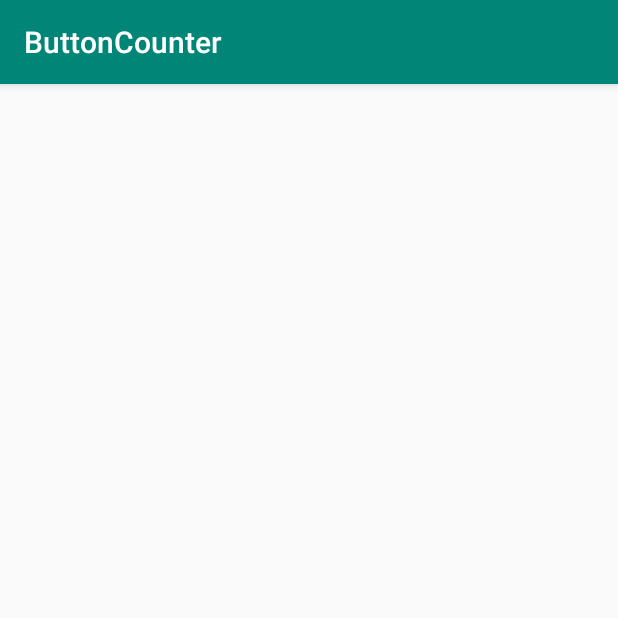
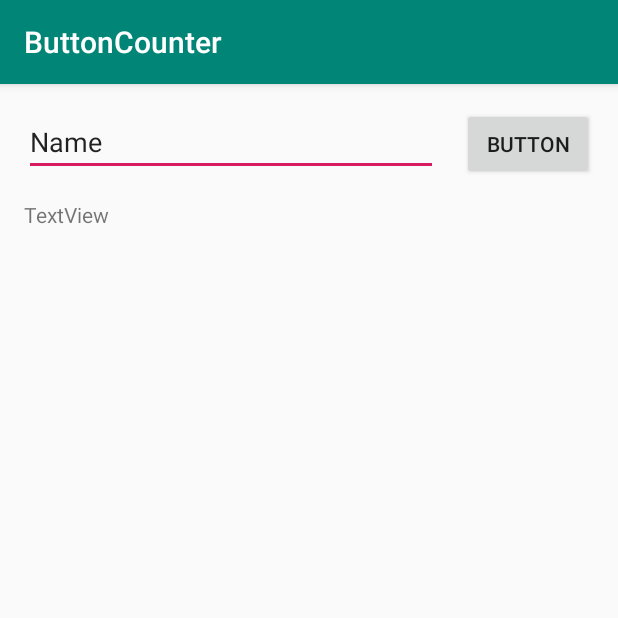
Before and after one commit to AlexWonkeunLee/ButtonCounter, an Android app: the screen it shows after launch (MainActivity), on a phone screen of 412 x 824 dp, the top half of it. Run offline under Robolectric (Android 15) with nearby library versions, the phone set to English and light mode, and no system bars.

Commit message:
added design layout

```diff
--- a/app/src/main/res/layout/activity_main.xml
+++ b/app/src/main/res/layout/activity_main.xml
@@ -4,4 +4,51 @@
     xmlns:tools="http://schemas.android.com/tools"
     android:layout_width="match_parent"
     android:layout_height="match_parent"
-    tools:context=".MainActivity"/>
+    tools:context=".MainActivity">
+
+    <EditText
+        android:id="@+id/editText"
+        android:layout_width="0dp"
+        android:layout_height="wrap_content"
+        android:layout_marginStart="16dp"
+        android:layout_marginLeft="16dp"
+        android:layout_marginTop="16dp"
+        android:layout_marginEnd="16dp"
+        android:layout_marginRight="16dp"
+        android:ems="10"
+        android:inputType="textPersonName"
+        android:text="Name"
+        app:layout_constraintEnd_toStartOf="@+id/button"
+        app:layout_constraintStart_toStartOf="parent"
+        app:layout_constraintTop_toTopOf="parent" />
+
+    <Button
+        android:id="@+id/button"
+        android:layout_width="wrap_content"
+        android:layout_height="wrap_content"
+        android:layout_marginTop="16dp"
+        android:layout_marginEnd="16dp"
+        android:layout_marginRight="16dp"
+        android:text="Button"
+        app:layout_constraintEnd_toEndOf="parent"
+        app:layout_constraintTop_toTopOf="parent" />
+
+    <TextView
+        android:id="@+id/textView"
+        android:layout_width="0dp"
+        android:layout_height="0dp"
+        android:layout_marginStart="16dp"
+        android:layout_marginLeft="16dp"
+        android:layout_marginTop="16dp"
+        android:layout_marginEnd="16dp"
+        android:layout_marginRight="16dp"
+        android:layout_marginBottom="16dp"
+        android:scrollbars="vertical"
+        android:text="TextView"
+        app:layout_constraintBottom_toBottomOf="parent"
+        app:layout_constraintEnd_toEndOf="parent"
+        app:layout_constraintHorizontal_bias="0.0"
+        app:layout_constraintStart_toStartOf="parent"
+        app:layout_constraintTop_toBottomOf="@+id/editText"
+        app:layout_constraintVertical_bias="0.0" />
+</androidx.constraintlayout.widget.ConstraintLayout>
```
